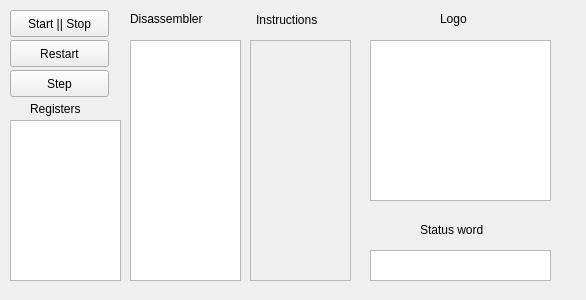
Before: the Qt Designer form config/testwidget.ui in StasLatGTTT/pdp11, drawn with Qt 5.
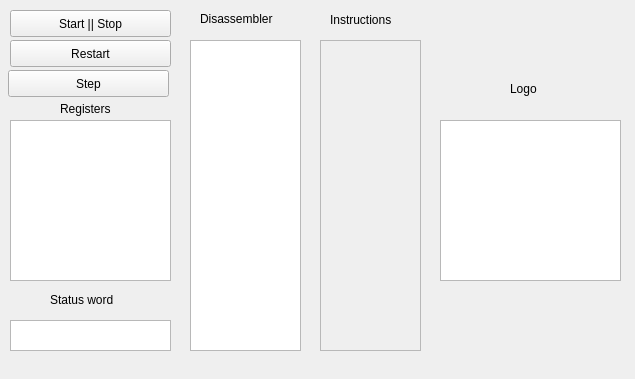
After: the same form once the commit is applied.

Commit message: Good look

```diff
--- a/config/testwidget.ui
+++ b/config/testwidget.ui
@@ -6,8 +6,8 @@
    <rect>
     <x>0</x>
     <y>0</y>
-    <width>586</width>
-    <height>300</height>
+    <width>635</width>
+    <height>379</height>
    </rect>
   </property>
   <property name="windowTitle">
@@ -18,7 +18,7 @@
     <rect>
      <x>10</x>
      <y>10</y>
-     <width>99</width>
+     <width>161</width>
      <height>27</height>
     </rect>
    </property>
@@ -31,7 +31,7 @@
     <rect>
      <x>10</x>
      <y>40</y>
-     <width>99</width>
+     <width>161</width>
      <height>27</height>
     </rect>
    </property>
@@ -44,7 +44,7 @@
     <rect>
      <x>10</x>
      <y>120</y>
-     <width>111</width>
+     <width>161</width>
      <height>161</height>
     </rect>
    </property>
@@ -52,17 +52,17 @@
   <widget class="QTableView" name="tableView_2">
    <property name="geometry">
     <rect>
-     <x>130</x>
+     <x>190</x>
      <y>40</y>
      <width>111</width>
-     <height>241</height>
+     <height>311</height>
     </rect>
    </property>
   </widget>
   <widget class="QLabel" name="label">
    <property name="geometry">
     <rect>
-     <x>30</x>
+     <x>60</x>
      <y>100</y>
      <width>67</width>
      <height>17</height>
@@ -75,7 +75,7 @@
   <widget class="QLabel" name="label_2">
    <property name="geometry">
     <rect>
-     <x>130</x>
+     <x>200</x>
      <y>10</y>
      <width>101</width>
      <height>17</height>
@@ -88,10 +88,10 @@
   <widget class="QScrollArea" name="scrollArea">
    <property name="geometry">
     <rect>
-     <x>250</x>
+     <x>320</x>
      <y>40</y>
      <width>101</width>
-     <height>241</height>
+     <height>311</height>
     </rect>
    </property>
    <property name="widgetResizable">
@@ -103,7 +103,7 @@
       <x>0</x>
       <y>0</y>
       <width>99</width>
-      <height>239</height>
+      <height>309</height>
      </rect>
     </property>
    </widget>
@@ -111,7 +111,7 @@
   <widget class="QLabel" name="label_3">
    <property name="geometry">
     <rect>
-     <x>256</x>
+     <x>330</x>
      <y>10</y>
      <width>81</width>
      <height>20</height>
@@ -124,18 +124,18 @@
   <widget class="QGraphicsView" name="graphicsView">
    <property name="geometry">
     <rect>
-     <x>370</x>
-     <y>40</y>
-     <width>181</width>
-     <height>161</height>
-    </rect>
-   </property>
-  </widget>
-  <widget class="QLabel" name="label_4">
-   <property name="geometry">
-    <rect>
      <x>440</x>
-     <y>10</y>
+     <y>120</y>
+     <width>181</width>
+     <height>161</height>
+    </rect>
+   </property>
+  </widget>
+  <widget class="QLabel" name="label_4">
+   <property name="geometry">
+    <rect>
+     <x>510</x>
+     <y>80</y>
      <width>67</width>
      <height>17</height>
     </rect>
@@ -147,9 +147,9 @@
   <widget class="QPushButton" name="buttonStep">
    <property name="geometry">
     <rect>
-     <x>10</x>
+     <x>8</x>
      <y>70</y>
-     <width>99</width>
+     <width>161</width>
      <height>27</height>
     </rect>
    </property>
@@ -160,9 +160,9 @@
   <widget class="QTableView" name="tableView_3">
    <property name="geometry">
     <rect>
-     <x>370</x>
-     <y>250</y>
-     <width>181</width>
+     <x>10</x>
+     <y>320</y>
+     <width>161</width>
      <height>31</height>
     </rect>
    </property>
@@ -170,8 +170,8 @@
   <widget class="QLabel" name="label_5">
    <property name="geometry">
     <rect>
-     <x>420</x>
-     <y>220</y>
+     <x>50</x>
+     <y>290</y>
      <width>91</width>
      <height>20</height>
     </rect>
```
